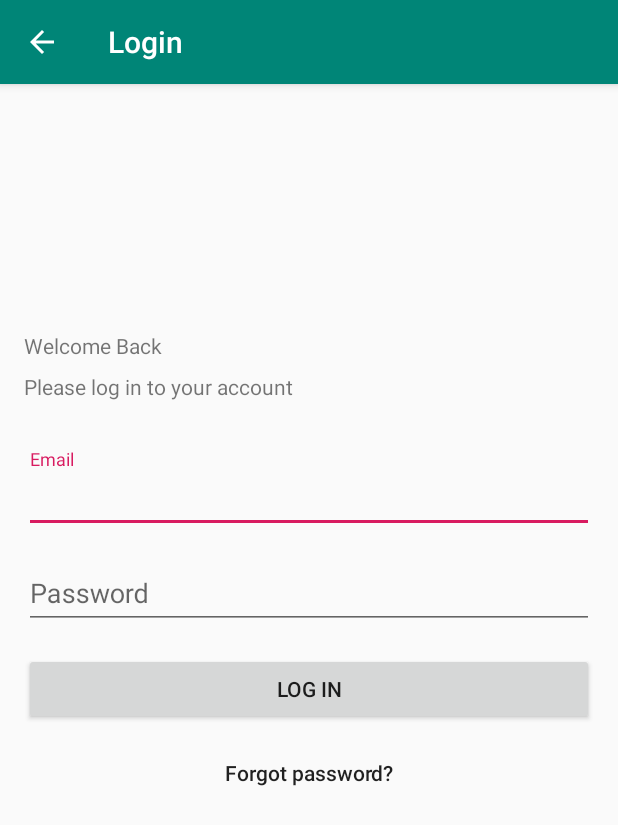
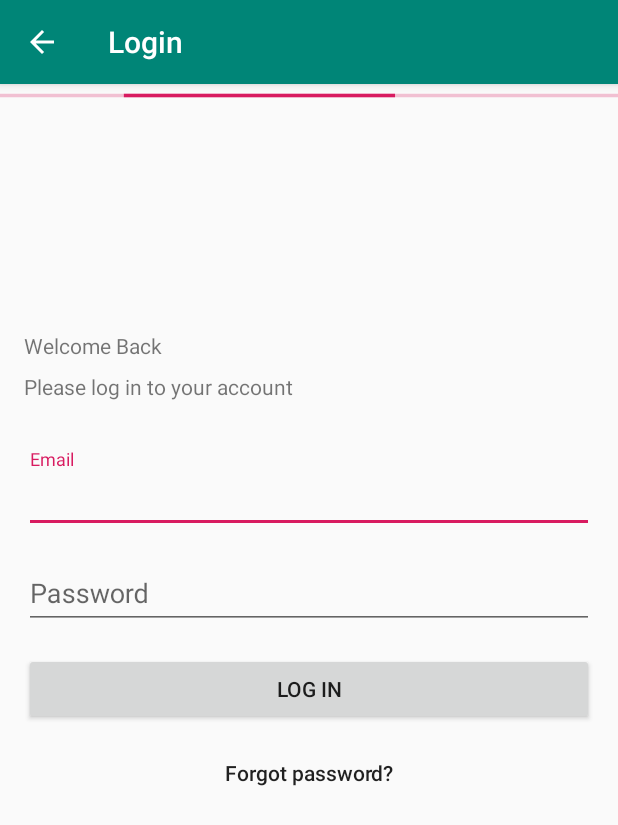
Before and after one commit to ragunathjawahar/bench-press, an Android app: the LoginActivity screen opened directly, with no data from a screen before it, on a phone screen of 412 x 824 dp. Shown: the top 825 px of the screen. Run offline under Robolectric (Android 15) with nearby library versions, the phone set to English and light mode, and no system bars.

Commit message:
Login, add an indeterminate progress bar.

```diff
--- a/app/src/main/res/layout/login_activity.xml
+++ b/app/src/main/res/layout/login_activity.xml
@@ -100,4 +100,14 @@
       app:layout_constraintEnd_toStartOf="@+id/endGuideline"
       app:layout_constraintStart_toStartOf="@+id/startGuideline"
       app:layout_constraintTop_toBottomOf="@+id/loginButton" />
+
+  <ProgressBar
+      android:id="@+id/authenticationProgressBar"
+      style="?android:attr/progressBarStyleHorizontal"
+      android:layout_width="0dp"
+      android:layout_height="wrap_content"
+      android:indeterminateOnly="true"
+      app:layout_constraintStart_toStartOf="parent"
+      app:layout_constraintEnd_toEndOf="parent"
+      app:layout_constraintTop_toTopOf="parent" />
 </android.support.constraint.ConstraintLayout>
```
